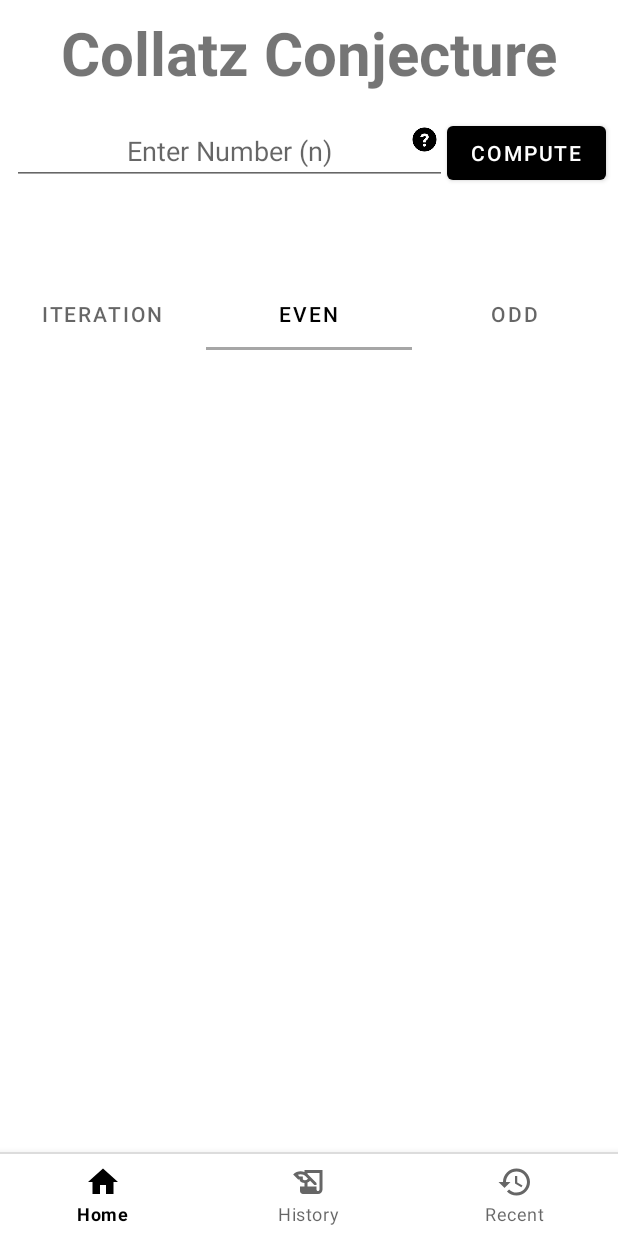
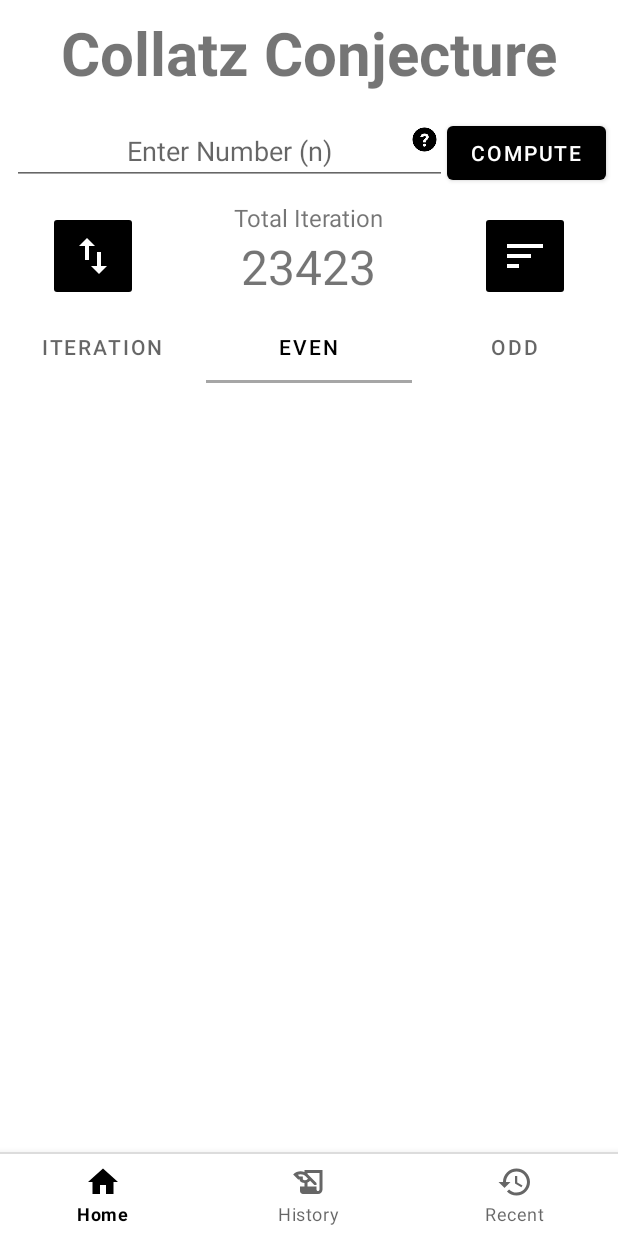
Before and after one commit to ErickSorto/Collatz-Calculator, an Android app: the screen it shows after launch (MainActivity), tab 2 chosen, on a phone screen of 412 x 824 dp. Run offline under Robolectric (Android 15) with nearby library versions, the phone set to English and light mode, and no system bars.

Commit message:
Added Flip and Sort Button, Changed layout a bit

```diff
--- a/app/src/main/AndroidManifest.xml
+++ b/app/src/main/AndroidManifest.xml
@@ -8,10 +8,12 @@
         android:label="@string/app_name"
         android:roundIcon="@mipmap/ic_launcher_round"
         android:supportsRtl="true"
+
         android:theme="@style/Theme.CollatzCalc">
-        <activity android:name=".MainActivity">
+        <activity android:name=".MainActivity" android:screenOrientation="portrait">
+
             <intent-filter>
-                <action android:name="android.intent.action.MAIN" />
+                <action android:name="android.intent.action.MAIN"/>
 
                 <category android:name="android.intent.category.LAUNCHER" />
             </intent-filter>
--- a/app/src/main/java/com/example/collatzcalc/CollatzViewModel.java
+++ b/app/src/main/java/com/example/collatzcalc/CollatzViewModel.java
@@ -9,7 +9,16 @@ import java.util.List;
 
 public class CollatzViewModel extends ViewModel {
     private MutableLiveData<ArrayList<BigInteger>> collatz = new MutableLiveData();
+    private MutableLiveData<ArrayList<BigInteger>> collatzEven = new MutableLiveData();
+    private MutableLiveData<ArrayList<BigInteger>> collatzOdd = new MutableLiveData();
+
     public MutableLiveData<ArrayList<BigInteger>> getCollatz(){
         return collatz;
     }
+    public MutableLiveData<ArrayList<BigInteger>> getCollatzEven(){
+        return collatzEven;
+    }
+    public MutableLiveData<ArrayList<BigInteger>> getCollatzOdd(){
+        return collatzOdd;
+    }
 }
--- a/app/src/main/java/com/example/collatzcalc/EvenFragment.java
+++ b/app/src/main/java/com/example/collatzcalc/EvenFragment.java
@@ -69,7 +69,7 @@ public class EvenFragment extends Fragment {
         mRecyclerView.setLayoutManager(mLayoutManager);
 
 
-        collatzViewModel.getCollatz().observe(getViewLifecycleOwner(),(list)->{
+        collatzViewModel.getCollatzEven().observe(getViewLifecycleOwner(),(list)->{
             mAdapter.setList(list);
             mAdapter.notifyDataSetChanged();
 
--- a/app/src/main/java/com/example/collatzcalc/HomeFragment.java
+++ b/app/src/main/java/com/example/collatzcalc/HomeFragment.java
@@ -7,16 +7,14 @@ import android.view.View;
 import android.view.ViewGroup;
 import android.widget.Button;
 import android.widget.EditText;
+import android.widget.ImageButton;
 import android.widget.TextView;
 
 import androidx.annotation.NonNull;
 import androidx.annotation.Nullable;
 import androidx.fragment.app.Fragment;
 import androidx.fragment.app.FragmentManager;
-import androidx.lifecycle.ViewModel;
 import androidx.lifecycle.ViewModelProvider;
-import androidx.recyclerview.widget.LinearLayoutManager;
-import androidx.recyclerview.widget.RecyclerView;
 import androidx.viewpager2.widget.ViewPager2;
 
 import com.google.android.material.tabs.TabLayout;
@@ -38,7 +36,8 @@ public class HomeFragment extends Fragment {
     ViewPager2 pager2;
     FragmentAdapterRecycler adapter;
 
-    private TextView calc;
+    private TextView numDisplay;
+    private TextView numDisplayTitle;
     CollatzViewModel collatzViewModel;
 
     @Nullable
@@ -52,22 +51,40 @@ public class HomeFragment extends Fragment {
         tabLayout = myFragment.findViewById(R.id.tab_layout);
         pager2 = myFragment.findViewById(R.id.view_pager2);
         Button calculate = myFragment.findViewById(R.id.calculate_button);
+        ImageButton flip = myFragment.findViewById(R.id.flip_image_button);
+        ImageButton sort = myFragment.findViewById(R.id.sort_image_button);
 
         FragmentManager fm = getFragmentManager();
         adapter = new FragmentAdapterRecycler(fm, getLifecycle());
         pager2.setAdapter(adapter);
+
+        sort.setOnClickListener(new View.OnClickListener() {
+            @Override
+            public void onClick(View v) {
+
+            }
+        });
+
+        flip.setOnClickListener(new View.OnClickListener() {
+            @Override
+            public void onClick(View v) {
+
+            }
+        });
 
         calculate.setOnClickListener(new View.OnClickListener() {
             @Override
             public void onClick(View v) {
 
 
-                TextView calc = (TextView) myFragment.findViewById(R.id.numDisplay);
-
+                numDisplay = (TextView) myFragment.findViewById(R.id.numDisplay);
+                numDisplayTitle = (TextView) myFragment.findViewById(R.id.numDisplayTitle);
+                TextView title = (TextView) myFragment.findViewById(R.id.title_text_view);
                 collatzNum = getCollatz();
 
                 if (collatzNum.equals(new BigInteger("0"))) {
-                    calc.setText("Enter Valid Number");
+                    numDisplayTitle.setVisibility(View.GONE);
+                    numDisplay.setText("Invalid");
                 } else {
                     tabLoaded1 = false;
                     tabLoaded2 = false;
@@ -77,6 +94,8 @@ public class HomeFragment extends Fragment {
 
                     tabLayout.setVisibility(View.VISIBLE);
                     pager2.setVisibility(View.VISIBLE);
+                    numDisplayTitle.setVisibility(View.VISIBLE);
+                    title.setVisibility(View.GONE);
                     FragmentManager fm = getFragmentManager();
                     adapter = new FragmentAdapterRecycler(fm, getLifecycle());
                     pager2.setAdapter(adapter);
@@ -90,8 +109,8 @@ public class HomeFragment extends Fragment {
             @Override
             public void onPageSelected(int position) {
 
-                calc = (TextView) myFragment.findViewById(R.id.numDisplay);
-                fillFragment(pager2.getCurrentItem());
+                numDisplay = (TextView) myFragment.findViewById(R.id.numDisplay);
+                fillFragment(position);
                 tabLayout.selectTab(tabLayout.getTabAt(position));
             }
         });
@@ -132,30 +151,38 @@ public class HomeFragment extends Fragment {
     public void fillFragment(int position) {
 
         if (position == 0 && isChosen) {
-            String iterations = "Total Iterations: " + collatz.getIterationTotal();
-            calc.setText(iterations);
+            String iterations = String.valueOf(collatz.getIterationTotal());
+            String numTitle = "Total Iteration";
+            numDisplay.setText(iterations);
+            numDisplayTitle.setText(numTitle);
+
             if (tabLoaded1 == false) {
                 collatzViewModel.getCollatz().setValue(collatz.getCollatzList());
-                Log.v("sd",collatz.getCollatzList().toString());
+               Log.v("tag","Im heree");
                 tabLoaded1 = true;
             }
         }
         if (position == 1 && isChosen) {
-            String evenTotal = "Total Even: " + collatz.getEvenTotal();
-            calc.setText(evenTotal);
+            String evenTotal = String.valueOf(collatz.getEvenTotal());
+            String numTitle = "Total Even";
+            numDisplay.setText(evenTotal);
+            numDisplayTitle.setText(numTitle);
 
             if (tabLoaded2 == false) {
 
-                collatzViewModel.getCollatz().setValue(collatz.getEvenList());
+                collatzViewModel.getCollatzEven().setValue(collatz.getEvenList());
                 tabLoaded2 = true;
             }
 
         }
         if (position == 2 && isChosen) {
-            String oddTotal = "Total Odd: " + collatz.getOddTotal();
-            calc.setText(oddTotal);
+            String oddTotal = String.valueOf(collatz.getOddTotal());
+            String numTitle = "Total Odd";
+            numDisplay.setText(oddTotal);
+            numDisplayTitle.setText(numTitle);
+
             if (tabLoaded3 == false) {
-                collatzViewModel.getCollatz().setValue(collatz.getOddList());
+                collatzViewModel.getCollatzOdd().setValue(collatz.getOddList());
                 tabLoaded3 = true;
             }
 
--- a/app/src/main/java/com/example/collatzcalc/IterationFragment.java
+++ b/app/src/main/java/com/example/collatzcalc/IterationFragment.java
@@ -86,7 +86,7 @@ public class IterationFragment extends Fragment {
         collatzViewModel.getCollatz().observe(getViewLifecycleOwner(),(list)->{
             mAdapter.setList(list);
             mAdapter.notifyDataSetChanged();
-            Log.v("InOnCreate", list.toString());
+            Log.v("InOnCreate", "IT WENT INNNN");
         });
         mRecyclerView.setAdapter(mAdapter);
 
--- a/app/src/main/java/com/example/collatzcalc/OddFragment.java
+++ b/app/src/main/java/com/example/collatzcalc/OddFragment.java
@@ -61,7 +61,7 @@ public class OddFragment extends Fragment {
         mRecyclerView.setLayoutManager(mLayoutManager);
 
 
-        collatzViewModel.getCollatz().observe(getViewLifecycleOwner(),(list)->{
+        collatzViewModel.getCollatzOdd().observe(getViewLifecycleOwner(),(list)->{
             mAdapter.setList(list);
             mAdapter.notifyDataSetChanged();
         });
--- /dev/null
+++ b/app/src/main/res/drawable/ic_baseline_sort_24.xml
@@ -0,0 +1,5 @@
+<vector android:autoMirrored="true" android:height="32dp"
+    android:tint="#FFFFFF" android:viewportHeight="24"
+    android:viewportWidth="24" android:width="32dp" xmlns:android="http://schemas.android.com/apk/res/android">
+    <path android:fillColor="@android:color/white" android:pathData="M3,18h6v-2L3,16v2zM3,6v2h18L21,6L3,6zM3,13h12v-2L3,11v2z"/>
+</vector>
--- /dev/null
+++ b/app/src/main/res/drawable/ic_baseline_swap_vert_24.xml
@@ -0,0 +1,5 @@
+<vector android:height="32dp" android:tint="#FFFFFF"
+    android:viewportHeight="24" android:viewportWidth="24"
+    android:width="32dp" xmlns:android="http://schemas.android.com/apk/res/android">
+    <path android:fillColor="@android:color/white" android:pathData="M16,17.01V10h-2v7.01h-3L15,21l4,-3.99h-3zM9,3L5,6.99h3V14h2V6.99h3L9,3z"/>
+</vector>
--- a/app/src/main/res/layout/fragment_home.xml
+++ b/app/src/main/res/layout/fragment_home.xml
@@ -7,7 +7,9 @@
 
     android:orientation="vertical"
     tools:context=".MainActivity">
+
     <TextView
+        android:id="@+id/title_text_view"
         android:layout_width="match_parent"
         android:layout_height="wrap_content"
         android:gravity="center"
@@ -40,13 +42,14 @@
                 android:layout_marginLeft="8dp"
                 android:tooltipText="hello"
                 />
+
             <ImageView
                 android:layout_width="30dp"
                 android:layout_height="30dp"
+                android:layout_alignParentEnd="true"
                 android:src="@drawable/tooltip"
                 android:tooltipText="f(n)={n/2 if n is even \n
-         3n+1 if n is odd"
-                android:layout_alignParentEnd="true"/>
+         3n+1 if n is odd" />
         </RelativeLayout>
 
 
@@ -64,16 +67,70 @@
 
 
 
+
+
+    <RelativeLayout
+        android:layout_width="match_parent"
+        android:layout_height="wrap_content"
+        android:orientation="horizontal">
+
+        <ImageButton
+            android:id="@+id/flip_image_button"
+            android:layout_width="60dp"
+            android:layout_height="60dp"
+            android:layout_centerVertical="true"
+            android:layout_marginLeft="32dp"
+            android:backgroundTint="@color/black"
+            android:src="@drawable/ic_baseline_swap_vert_24"
+
+
+            android:tooltipText="Flip List" />
+
+
+
+
+        <LinearLayout
+            android:layout_width="wrap_content"
+            android:layout_height="wrap_content"
+            android:orientation="vertical"
+            android:layout_centerInParent="true">
+            <TextView
+                android:id="@+id/numDisplayTitle"
+                android:layout_width="wrap_content"
+                android:layout_height="wrap_content"
+                android:layout_gravity="center"
+                android:text="Total Iteration"
+                android:textSize="16sp"
+                android:layout_marginLeft="8dp"
+                android:layout_marginRight="8dp"
+
+                />
             <TextView
                 android:id="@+id/numDisplay"
                 android:layout_width="wrap_content"
                 android:layout_height="wrap_content"
                 android:layout_gravity="center"
-        android:text=""
-        android:textSize="32sp"
                 android:layout_marginLeft="8dp"
+                android:layout_marginRight="8dp"
                 android:layout_marginBottom="8dp"
-        />
+                android:text="23423"
+                android:textSize="32sp" />
+        </LinearLayout>
+
+
+        <ImageButton
+            android:id="@+id/sort_image_button"
+            android:layout_width="60dp"
+            android:layout_height="60dp"
+            android:layout_alignParentRight="true"
+            android:layout_centerVertical="true"
+            android:layout_marginRight="32dp"
+            android:backgroundTint="@color/black"
+            android:src="@drawable/ic_baseline_sort_24"
+            android:tooltipText="Sort List" />
+
+
+    </RelativeLayout>
 
 
     <com.google.android.material.tabs.TabLayout
@@ -97,6 +154,7 @@
             android:layout_width="wrap_content"
             android:layout_height="wrap_content"
             android:text="Odd" />
+
     </com.google.android.material.tabs.TabLayout>
 
     <androidx.viewpager2.widget.ViewPager2
@@ -110,4 +168,6 @@
 
 
 
+
+
 </LinearLayout>
```
Also changed, not shown: app/src/main/java/com/example/collatzcalc/CollatzCalculator.java (+13 -0 lines). Lines whose indentation alone changed are shown as unchanged.
